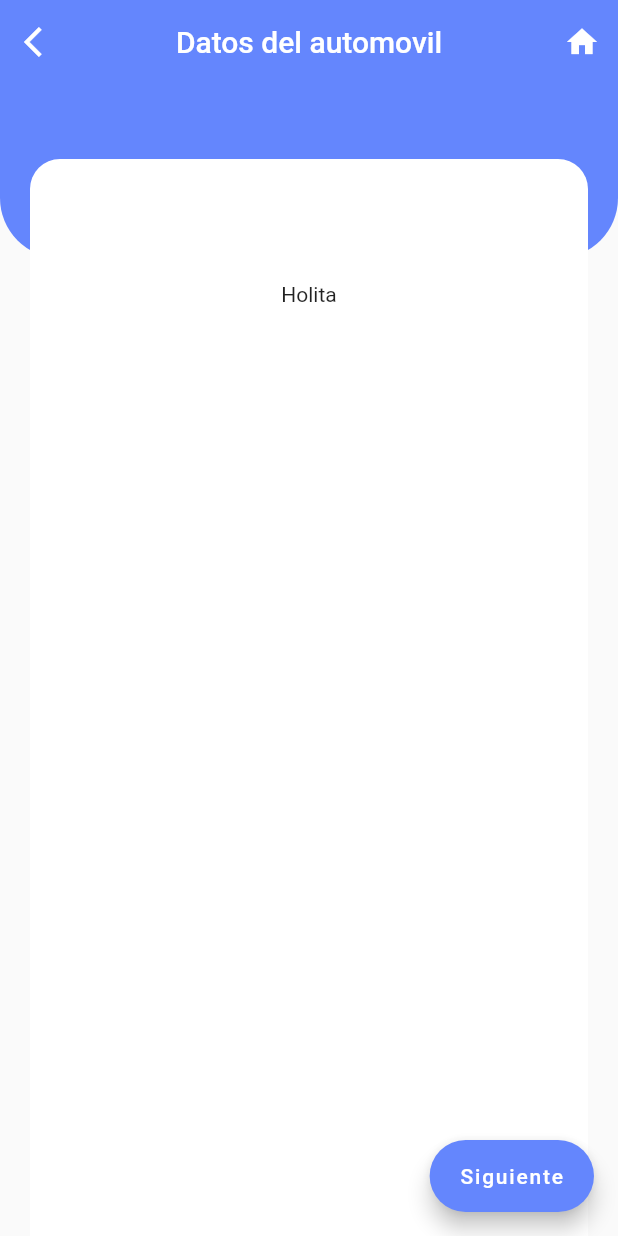
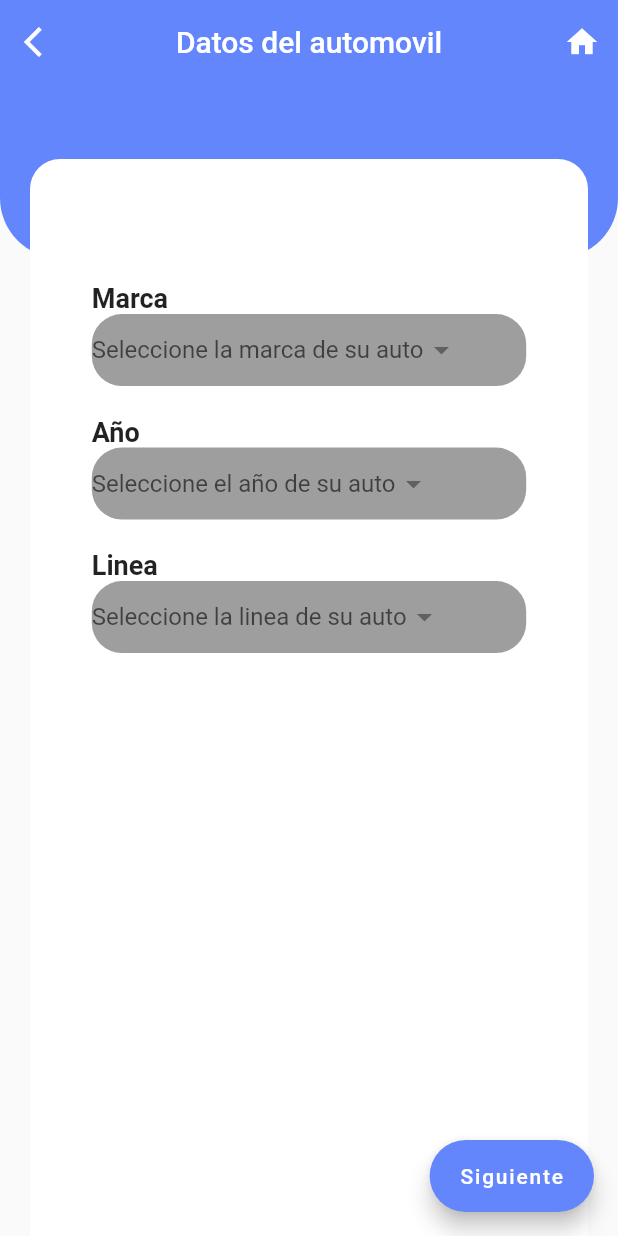
Before and after one commit to Sam200018/quotation, a Flutter app: the CarDataPage screen opened by its route, on a phone screen of 412 x 824 dp. Run offline on Flutter 3.47's test engine with Material 2 defaults, Android fonts, the phone set to English and light mode, and no system bars; our stand-ins replace bloc, dio, equatable, flutter_bloc, go_router, sizer.

Commit message:
Implementacion del dropdwonbutton

```diff
--- a/lib/ui/pages/car_data_page.dart
+++ b/lib/ui/pages/car_data_page.dart
@@ -24,7 +24,49 @@ class CarDataPage extends StatelessWidget {
           context.go(AppRouter.home);
         },
         content: Column(
-          children: [Text("Holita")],
+          children: [
+            buildDropdownSection('Marca', 'Seleccione la marca de su auto'),
+            buildDropdownSection('Año', 'Seleccione el año de su auto'),
+            buildDropdownSection('Linea', 'Seleccione la linea de su auto')
+          ],
         ));
   }
+
+  Widget buildDropdownSection(String title, String hintText){
+    return Column(
+      crossAxisAlignment: CrossAxisAlignment.start,
+      children: [
+        Text(title,
+          style: const TextStyle(fontSize: 18,  fontWeight: FontWeight.bold,),
+        ),
+        Container(
+          width: double.infinity,
+          decoration: BoxDecoration(
+            color: Colors.grey,
+            borderRadius: BorderRadius.circular(20)
+          ),
+          child: DropdownButton<String>(
+            //dropdownColor: Colors.grey,
+            //borderRadius: BorderRadius.circular(50),
+            hint: Text(hintText),
+            items:<String>[
+              'Opcion 1',
+              'Opcion 2'
+            ].map((String value){
+              return DropdownMenuItem<String>(
+                value: value,
+                child: Text(value),
+              );
+            }).toList(),
+            onChanged: (String? newValue){
+              //Manejar el cambio de valor seleccionado
+            },
+            underline: Container(),
+          ),
+
+        ),
+        SizedBox(height: 20,)
+      ],
+    );
+  }
 }
```
